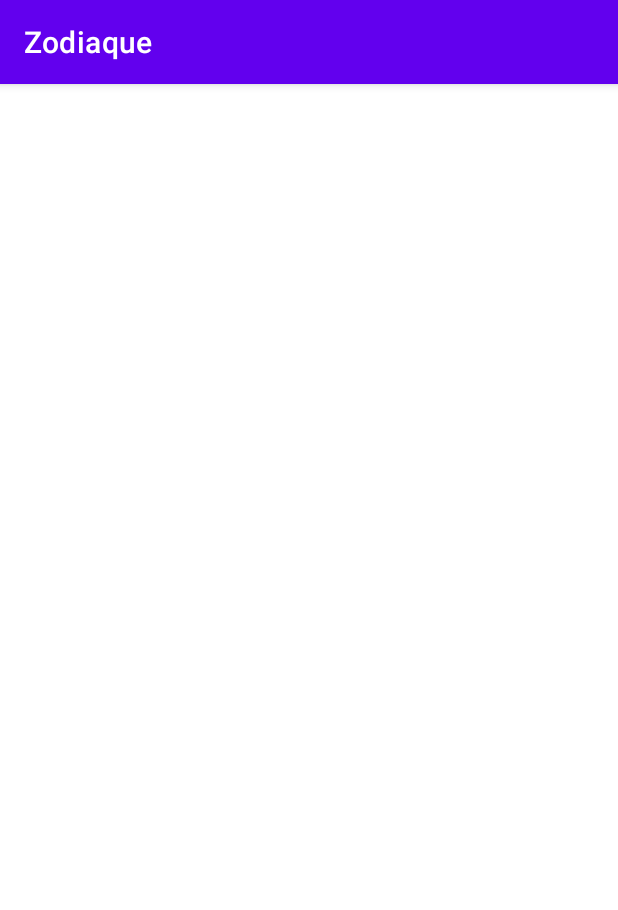
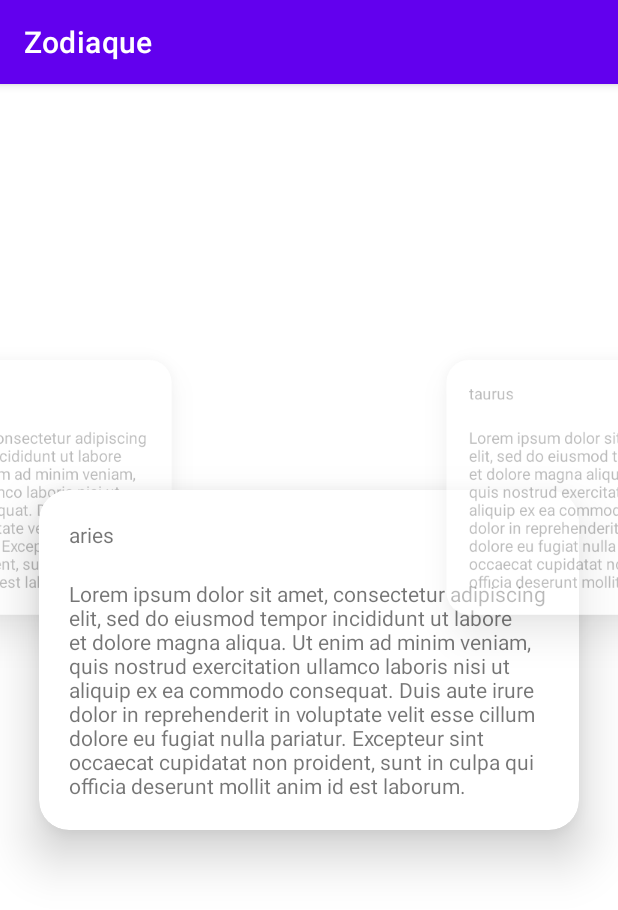
Before and after one commit to Pieisyum25/zodiaque, an Android app: the screen it shows after launch (MainActivity), on a phone screen of 412 x 824 dp. Shown: the top 910 px of the screen. Run offline under Robolectric (Android 15) with nearby library versions, the light colour scheme and no system bars; our stand-ins replace navigation-ui.

Commit message:
Added ViewPager2 features from Swiper project
The different sign item fragments are now displayed by the sign list fragment via ViewPager2. This viewpager has all the Swiper features including transformations, animations, and looping.

```diff
--- a/app/src/main/java/com/jumpstopstudios/zodiaque/MainActivity.kt
+++ b/app/src/main/java/com/jumpstopstudios/zodiaque/MainActivity.kt
@@ -4,6 +4,7 @@ import android.os.Bundle
 import androidx.appcompat.app.AppCompatActivity
 import androidx.navigation.NavController
 import androidx.navigation.findNavController
+import androidx.navigation.fragment.NavHostFragment
 import androidx.navigation.ui.AppBarConfiguration
 import androidx.navigation.ui.setupActionBarWithNavController
 
@@ -17,7 +18,8 @@ class MainActivity : AppCompatActivity() {
         setContentView(R.layout.activity_main)
 
         // Navigation:
-        navController = findNavController(R.id.nav_host_fragment_container_main)
+        val navHostFragment = supportFragmentManager.findFragmentById(R.id.nav_host_fragment_container_main) as NavHostFragment
+        navController = navHostFragment.navController
     }
 
     override fun onSupportNavigateUp(): Boolean {
--- a/app/src/main/java/com/jumpstopstudios/zodiaque/SignItemFragment.kt
+++ b/app/src/main/java/com/jumpstopstudios/zodiaque/SignItemFragment.kt
@@ -8,6 +8,19 @@ import androidx.fragment.app.Fragment
 import com.jumpstopstudios.zodiaque.databinding.FragmentSignItemBinding
 
 class SignItemFragment : Fragment() {
+
+    companion object {
+
+        fun newInstance(sign: String): SignItemFragment {
+            val fragment = SignItemFragment()
+
+            val args = Bundle()
+            args.putString("sign", sign)
+            fragment.arguments = args
+
+            return fragment
+        }
+    }
 
     private var _binding: FragmentSignItemBinding? = null
     private val binding get() = _binding!!
@@ -24,6 +37,8 @@ class SignItemFragment : Fragment() {
 
     override fun onViewCreated(view: View, savedInstanceState: Bundle?) {
         super.onViewCreated(view, savedInstanceState)
+
+        binding.signItemTitle.text = arguments?.getString("sign")
     }
 
     override fun onDestroyView() {
--- a/app/src/main/java/com/jumpstopstudios/zodiaque/SignListFragment.kt
+++ b/app/src/main/java/com/jumpstopstudios/zodiaque/SignListFragment.kt
@@ -6,6 +6,10 @@ import android.view.View
 import android.view.ViewGroup
 import androidx.fragment.app.Fragment
 import com.jumpstopstudios.zodiaque.databinding.FragmentSignListBinding
+import com.jumpstopstudios.zodiaque.viewpager.SignPageChangeCallback
+import com.jumpstopstudios.zodiaque.viewpager.SignPageTransformer
+import com.jumpstopstudios.zodiaque.viewpager.SignPageWidthItemDecoration
+import com.jumpstopstudios.zodiaque.viewpager.SignPagerAdapter
 
 class SignListFragment : Fragment() {
 
@@ -28,6 +32,24 @@ class SignListFragment : Fragment() {
      */
     override fun onViewCreated(view: View, savedInstanceState: Bundle?) {
         super.onViewCreated(view, savedInstanceState)
+
+        binding.signListViewpager.apply {
+            val signs = resources.getStringArray(R.array.signs)
+            val pageCount = signs.size
+            val paddingPageCount = 2
+
+            offscreenPageLimit = paddingPageCount - 1
+
+            // Infinitely loop pages:
+            adapter = SignPagerAdapter(this@SignListFragment.requireActivity(), signs, paddingPageCount)
+            setCurrentItem(paddingPageCount, false)
+            val callback = SignPageChangeCallback(this, pageCount, paddingPageCount)
+            registerOnPageChangeCallback(callback)
+
+            // Transform and animate pages:
+            setPageTransformer(SignPageTransformer(callback))
+            addItemDecoration(SignPageWidthItemDecoration())
+        }
     }
 
     /**
--- /dev/null
+++ b/app/src/main/java/com/jumpstopstudios/zodiaque/viewpager/SignPageChangeCallback.kt
@@ -0,0 +1,39 @@
+package com.jumpstopstudios.zodiaque.viewpager
+
+import androidx.viewpager2.widget.ViewPager2
+import kotlin.properties.Delegates
+
+class SignPageChangeCallback(
+    private val viewPager: ViewPager2,
+    private val pageCount: Int,
+    private val paddingPageCount: Int
+    ) : ViewPager2.OnPageChangeCallback(){
+
+    private var prevOffset = 0.0f
+    var goingLeft: Boolean by Delegates.notNull()
+    var progress: Float by Delegates.notNull()
+
+    override fun onPageScrolled(position: Int, positionOffset: Float, positionOffsetPixels: Int) {
+        super.onPageScrolled(position, positionOffset, positionOffsetPixels)
+
+        // When a fake/copy page reaches the centre, seamlessly switch to the real page.
+        // (For infinite looping)
+        if (positionOffset <= 0.01f) {
+            when {
+                position < paddingPageCount -> viewPager.setCurrentItem(position + pageCount, false)
+                position >= pageCount + paddingPageCount -> viewPager.setCurrentItem(position - pageCount, false)
+            }
+        }
+
+        // Determine swipe direction and progress.
+        // (For rotation animation)
+        goingLeft = prevOffset > positionOffset
+        prevOffset = positionOffset
+        progress = when (position) {
+            position -> positionOffset
+            position + 1 -> 1 - positionOffset
+            position - 1 -> 1 - positionOffset
+            else -> 0f
+        }
+    }
+}
--- /dev/null
+++ b/app/src/main/java/com/jumpstopstudios/zodiaque/viewpager/SignPageTransformer.kt
@@ -0,0 +1,52 @@
+package com.jumpstopstudios.zodiaque.viewpager
+
+import android.view.View
+import android.view.ViewGroup
+import androidx.constraintlayout.motion.widget.MotionLayout
+import androidx.viewpager2.widget.ViewPager2
+import com.jumpstopstudios.zodiaque.R
+import kotlin.math.abs
+
+class SignPageTransformer(
+    private val pageChangeCallback: SignPageChangeCallback,
+    private val pageTranslationFactorX: Double = 0.45,
+    private val pageTranslationFactorY: Double = 0.15,
+    private val pageTranslationYSymmetrical: Boolean = true,
+    private val pageScaleFactor: Double = 0.75,
+    private val pageAlphaFactor: Double = 0.5
+    ) : ViewPager2.PageTransformer {
+
+        override fun transformPage(page: View, position: Float){
+            val absPosition = abs(position)
+
+            // Translate off-centre pages:
+            // Pages further from the centre are translated more towards the centre.
+            page.translationX = (page.width * pageTranslationFactorX * -position).toFloat()
+            if (pageTranslationYSymmetrical) page.translationY = (page.height * pageTranslationFactorY * -absPosition).toFloat() // bent diagonal
+            else page.translationY = (page.height * pageTranslationFactorY * -position).toFloat() // full diagonal, cool effect
+
+            // Scale off-centre pages:
+            // Pages further from the centre are scaled more (with a limit of the offscreenPageScaleFactor).
+            var scale = when {
+                absPosition > 1 -> pageScaleFactor
+                position < 0 -> (1 - pageScaleFactor) * position + 1
+                else -> (pageScaleFactor - 1) * position + 1
+            }
+            val scaleFloat = scale.toFloat()
+            page.scaleX = scaleFloat
+            page.scaleY = scaleFloat
+
+            // Fade off-centre pages:
+            page.alpha = when {
+                absPosition > 1 -> pageAlphaFactor.toFloat()
+                else -> ((pageAlphaFactor - 1) * absPosition + 1).toFloat()
+            }
+
+            // Rotation animation:
+            // Adapted from https://www.bornfight.com/blog/how-to-build-animated-lists-with-motionlayout-and-viewpager2/
+            if (pageChangeCallback.goingLeft) ((page as ViewGroup).getChildAt(0) as MotionLayout).setTransition(
+                R.id.leftToRight)
+            else ((page as ViewGroup).getChildAt(0) as MotionLayout).setTransition(R.id.rightToLeft)
+            (page.getChildAt(0) as MotionLayout).progress = pageChangeCallback.progress
+        }
+}
--- /dev/null
+++ b/app/src/main/java/com/jumpstopstudios/zodiaque/viewpager/SignPageWidthItemDecoration.kt
@@ -0,0 +1,49 @@
+package com.jumpstopstudios.zodiaque.viewpager
+
+import android.graphics.Rect
+import android.view.View
+import android.view.ViewGroup
+import androidx.recyclerview.widget.RecyclerView
+
+class SignPageWidthItemDecoration(
+    private val pageWidthFactor: Double = 0.8
+) : RecyclerView.ItemDecoration() {
+
+    /**
+     * The margin value to set on each side of the page to make it thinner.
+     */
+    private var horizontalMargin = -1
+
+    override fun getItemOffsets(outRect: Rect, view: View, parent: RecyclerView, state: RecyclerView.State) {
+        // If margin width not calculated, calculate it from the View width:
+        if (horizontalMargin == -1){
+            if (view.width == 0) fixLayoutSize(view, parent)
+            horizontalMargin = ((1 - pageWidthFactor) / 2 * view.width).toInt()
+        }
+        // Set the page's margins to make the page thinner:
+        outRect.right = horizontalMargin
+        outRect.left = horizontalMargin
+    }
+
+    /**
+     * Sets view's size if it hasn't been initialized yet.
+     * Taken from https://stackoverflow.com/a/53848159
+     */
+    private fun fixLayoutSize(view: View, parent: ViewGroup) {
+        if (view.layoutParams == null) {
+            view.layoutParams = ViewGroup.LayoutParams(
+                ViewGroup.LayoutParams.WRAP_CONTENT, ViewGroup.LayoutParams.WRAP_CONTENT
+            )
+        }
+        val widthSpec = View.MeasureSpec.makeMeasureSpec(parent.width, View.MeasureSpec.EXACTLY)
+        val heightSpec = View.MeasureSpec.makeMeasureSpec(parent.height, View.MeasureSpec.UNSPECIFIED)
+        val childWidth = ViewGroup.getChildMeasureSpec(
+            widthSpec, parent.paddingLeft + parent.paddingRight, view.layoutParams.width
+        )
+        val childHeight = ViewGroup.getChildMeasureSpec(
+            heightSpec, parent.paddingTop + parent.paddingBottom, view.layoutParams.height
+        )
+        view.measure(childWidth, childHeight)
+        view.layout(0, 0, view.measuredWidth, view.measuredHeight)
+    }
+}
--- /dev/null
+++ b/app/src/main/java/com/jumpstopstudios/zodiaque/viewpager/SignPagerAdapter.kt
@@ -0,0 +1,27 @@
+package com.jumpstopstudios.zodiaque.viewpager
+
+import androidx.fragment.app.Fragment
+import androidx.fragment.app.FragmentActivity
+import androidx.viewpager2.adapter.FragmentStateAdapter
+import com.jumpstopstudios.zodiaque.SignItemFragment
+
+class SignPagerAdapter(
+    fragmentActivity: FragmentActivity,
+    private val signArray: Array<String>,
+    private val paddingPageCount: Int
+) : FragmentStateAdapter(fragmentActivity){
+
+    private val pageCount = signArray.size
+
+    override fun getItemCount() = pageCount + (paddingPageCount * 2)
+
+    override fun createFragment(position: Int): Fragment {
+        var adjustedPosition = position
+        when {
+            position < paddingPageCount -> adjustedPosition += pageCount
+            position >= pageCount + paddingPageCount -> adjustedPosition -= pageCount
+        }
+        adjustedPosition -= paddingPageCount
+        return SignItemFragment.newInstance(signArray[adjustedPosition])
+    }
+}
--- a/app/src/main/res/layout/fragment_sign_item.xml
+++ b/app/src/main/res/layout/fragment_sign_item.xml
@@ -1,6 +1,45 @@
 <?xml version="1.0" encoding="utf-8"?>
-<androidx.constraintlayout.widget.ConstraintLayout xmlns:android="http://schemas.android.com/apk/res/android"
+<androidx.constraintlayout.motion.widget.MotionLayout xmlns:android="http://schemas.android.com/apk/res/android"
+    xmlns:app="http://schemas.android.com/apk/res-auto"
+    xmlns:tools="http://schemas.android.com/tools"
+    android:id="@+id/sign_item"
     android:layout_width="match_parent"
-    android:layout_height="match_parent">
+    android:layout_height="match_parent"
+    app:layoutDescription="@xml/fragment_sign_item_scene">
 
-</androidx.constraintlayout.widget.ConstraintLayout>
+    <androidx.cardview.widget.CardView
+        android:id="@+id/sign_item_card"
+        android:layout_width="match_parent"
+        android:layout_height="wrap_content"
+        android:clipChildren="false"
+        android:clipToPadding="false"
+        app:cardCornerRadius="@dimen/sign_card_corner_radius"
+        app:cardElevation="@dimen/sign_card_elevation"
+        app:cardUseCompatPadding="true"
+        app:layout_constraintBottom_toBottomOf="parent"
+        app:layout_constraintEnd_toEndOf="parent"
+        app:layout_constraintStart_toStartOf="parent"
+        app:layout_constraintTop_toTopOf="parent">
+
+        <LinearLayout
+            android:layout_width="match_parent"
+            android:layout_height="wrap_content"
+            android:layout_margin="@dimen/sign_card_content_margin"
+            android:orientation="vertical">
+
+            <TextView
+                android:id="@+id/sign_item_title"
+                android:layout_width="match_parent"
+                android:layout_height="wrap_content"
+                android:paddingBottom="@dimen/sign_card_content_margin"
+                tools:text="Aries" />
+
+            <TextView
+                android:id="@+id/sign_item_body"
+                android:layout_width="match_parent"
+                android:layout_height="wrap_content"
+                android:text="@string/filler" />
+        </LinearLayout>
+
+    </androidx.cardview.widget.CardView>
+</androidx.constraintlayout.motion.widget.MotionLayout>
--- a/app/src/main/res/layout/fragment_sign_list.xml
+++ b/app/src/main/res/layout/fragment_sign_list.xml
@@ -3,4 +3,11 @@
     android:layout_width="match_parent"
     android:layout_height="match_parent">
 
+    <androidx.viewpager2.widget.ViewPager2
+        android:id="@+id/sign_list_viewpager"
+        android:layout_width="match_parent"
+        android:layout_height="match_parent"
+        android:clipChildren="false"
+        android:clipToPadding="false" />
+
 </androidx.constraintlayout.widget.ConstraintLayout>
--- /dev/null
+++ b/app/src/main/res/values/dimens.xml
@@ -0,0 +1,6 @@
+<?xml version="1.0" encoding="utf-8"?>
+<resources>
+    <dimen name="sign_card_corner_radius">20dp</dimen>
+    <dimen name="sign_card_elevation">20dp</dimen>
+    <dimen name="sign_card_content_margin">20dp</dimen>
+</resources>
--- a/app/src/main/res/values/strings.xml
+++ b/app/src/main/res/values/strings.xml
@@ -1,3 +1,21 @@
 <resources>
     <string name="app_name">Zodiaque</string>
+
+    <string name="filler">Lorem ipsum dolor sit amet, consectetur adipiscing elit, sed do eiusmod tempor incididunt ut labore et dolore magna aliqua. Ut enim ad minim veniam, quis nostrud exercitation ullamco laboris nisi ut aliquip ex ea commodo consequat. Duis aute irure dolor in reprehenderit in voluptate velit esse cillum dolore eu fugiat nulla pariatur. Excepteur sint occaecat cupidatat non proident, sunt in culpa qui officia deserunt mollit anim id est laborum.</string>
+
+    <!-- Signs -->
+    <string-array name="signs">
+        <item>aries</item>
+        <item>taurus</item>
+        <item>gemini</item>
+        <item>cancer</item>
+        <item>leo</item>
+        <item>virgo</item>
+        <item>libra</item>
+        <item>scorpio</item>
+        <item>sagittarius</item>
+        <item>capricorn</item>
+        <item>aquarius</item>
+        <item>pisces</item>
+    </string-array>
 </resources>
--- /dev/null
+++ b/app/src/main/res/xml/fragment_sign_item_scene.xml
@@ -0,0 +1,80 @@
+<?xml version="1.0" encoding="utf-8"?>
+<MotionScene xmlns:android="http://schemas.android.com/apk/res/android"
+    xmlns:app="http://schemas.android.com/apk/res-auto">
+
+    <ConstraintSet android:id="@+id/start">
+        <Constraint android:id="@+id/sign_item_card" />
+    </ConstraintSet>
+
+    <ConstraintSet android:id="@+id/end">
+        <Constraint android:id="@id/sign_item_card" />
+    </ConstraintSet>
+
+    <Transition
+        android:id="@+id/rightToLeft"
+        app:constraintSetEnd="@id/end"
+        app:constraintSetStart="@+id/start"
+        app:duration="1000">
+
+        <OnSwipe
+            app:dragDirection="dragLeft"
+            app:touchAnchorId="@id/sign_item_card"/>
+
+        <KeyFrameSet>
+            <KeyAttribute
+                android:rotation="0"
+                app:framePosition="0"
+                app:motionTarget="@id/sign_item_card" />
+            <KeyAttribute
+                android:rotation="-2"
+                app:framePosition="25"
+                app:motionTarget="@id/sign_item_card" />
+            <KeyAttribute
+                android:rotation="-3"
+                app:framePosition="50"
+                app:motionTarget="@id/sign_item_card" />
+            <KeyAttribute
+                android:rotation="-2"
+                app:framePosition="75"
+                app:motionTarget="@id/sign_item_card" />
+            <KeyAttribute
+                android:rotation="0"
+                app:framePosition="100"
+                app:motionTarget="@id/sign_item_card" />
+        </KeyFrameSet>
+    </Transition>
+
+    <Transition
+        android:id="@+id/leftToRight"
+        app:constraintSetEnd="@id/end"
+        app:constraintSetStart="@id/start"
+        app:duration="1000">
+
+        <OnSwipe
+            app:dragDirection="dragRight"
+            app:touchAnchorId="@+id/sign_item_card" />
+
+        <KeyFrameSet>
+            <KeyAttribute
+                android:rotation="0"
+                app:framePosition="0"
+                app:motionTarget="@id/sign_item_card" />
+            <KeyAttribute
+                android:rotation="2"
+                app:framePosition="25"
+                app:motionTarget="@id/sign_item_card" />
+            <KeyAttribute
+                android:rotation="3"
+                app:framePosition="50"
+                app:motionTarget="@id/sign_item_card" />
+            <KeyAttribute
+                android:rotation="2"
+                app:framePosition="75"
+                app:motionTarget="@id/sign_item_card" />
+            <KeyAttribute
+                android:rotation="0"
+                app:framePosition="100"
+                app:motionTarget="@id/sign_item_card" />
+        </KeyFrameSet>
+    </Transition>
+</MotionScene>
```
